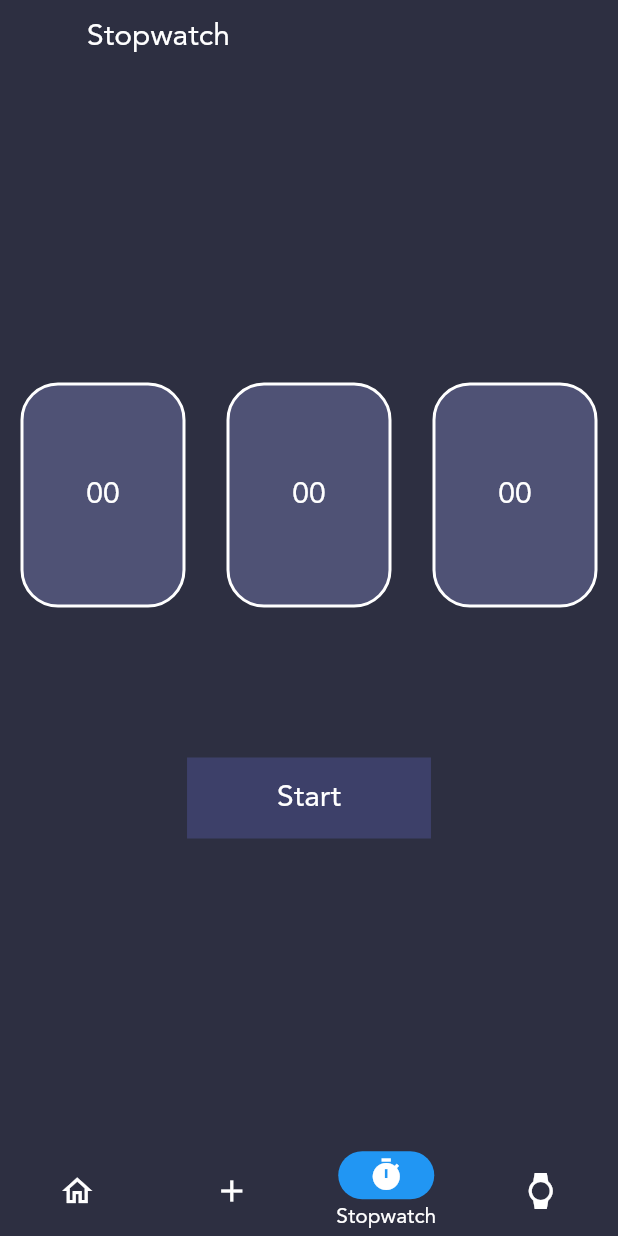
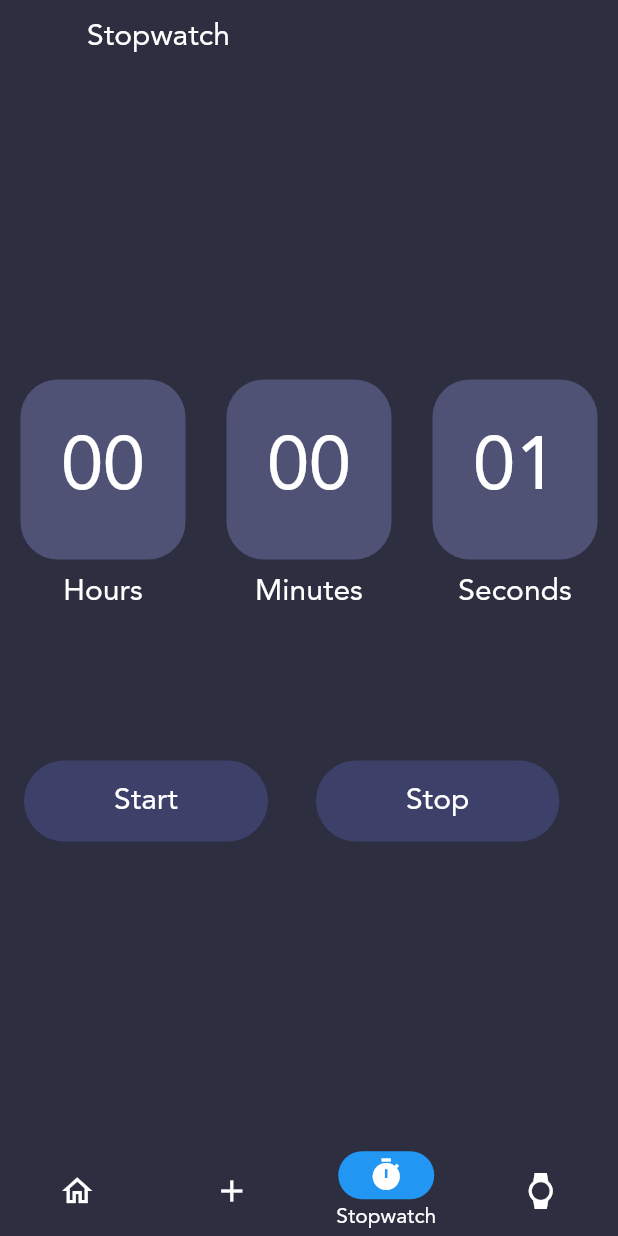
Before and after one commit to Shantonu8/alarm-app, a Flutter app: the screen it shows after launch, item 3 of the bottom bar chosen, after a tap on "Start", on a phone screen of 412 x 824 dp. Run offline on Flutter 3.47's test engine with Material 2 defaults, Android fonts, the light colour scheme and no system bars; our stand-ins replace dotted_border, flash, flutter_local_notifications, sqflite; accounts and stored records are empty; Roboto replaces fonts that are missing (avenir).

Commit message:
Finished Stopwatch screen

```diff
--- a/lib/constants/container_decoration.dart
+++ b/lib/constants/container_decoration.dart
@@ -6,7 +6,7 @@ class CustomBoxDecoration{
     return BoxDecoration(
       color: Color(0xff4f5275),
       borderRadius: BorderRadius.circular(25),
-      border: Border.all(color: Colors.white, width: 2),
+      // border: Border.all(color: Colors.white, width: 2),
     );
 
 }
--- /dev/null
+++ b/lib/constants/custom_container.dart
@@ -0,0 +1,27 @@
+import 'package:flutter/material.dart';
+import 'package:weather_alarm_app/constants/text_style.dart';
+
+import 'container_decoration.dart';
+
+class CustomContainer {
+
+  double height;
+  double width;
+  String time = '00';
+
+  CustomContainer({required this.width, required this.height, required this.time});
+
+
+  Container customContainer(){
+    return  Container(
+      decoration: CustomBoxDecoration.customBoxDecoration(),
+      height: height,
+      width: width,
+      child: Center(
+        child: Text(
+          time, style: CustomTextStyle.customTextStyle(50),
+        ),
+      ),
+    );
+  }
+}
--- a/lib/screens/add_alarm_screen.dart
+++ b/lib/screens/add_alarm_screen.dart
@@ -96,7 +96,7 @@ class _AddAlarmScreenState extends State<AddAlarmScreen> {
   }
 
   Future pickTime(BuildContext context) async {
-    final newTime = await showTimePicker(context: context, initialTime: TimeOfDay.now());
+    final newTime = await showTimePicker(context: context, initialTime: time == null ? TimeOfDay.now() :  time);
 
     if(newTime == null) return;
     setState(() {
--- a/lib/screens/homepage.dart
+++ b/lib/screens/homepage.dart
@@ -1,7 +1,6 @@
 import 'package:flutter/material.dart';
 import 'package:weather_alarm_app/models/clock_view.dart';
 import 'package:weather_alarm_app/constants/custom_app_bar.dart';
-import '../databases/alarm_helper.dart';
 import '../constants/clock_info.dart';
 import '../constants/custom_app_bar.dart';
 var now = DateTime.now();
--- a/lib/screens/stopwatch_screen.dart
+++ b/lib/screens/stopwatch_screen.dart
@@ -1,9 +1,10 @@
 import 'package:flutter/material.dart';
-import 'package:weather_alarm_app/constants/container_decoration.dart';
+
 import 'dart:async';
 
 import 'package:weather_alarm_app/constants/custom_app_bar.dart';
 import 'package:weather_alarm_app/constants/text_style.dart';
+import 'package:weather_alarm_app/constants/custom_container.dart';
 
 
 
@@ -15,52 +16,105 @@ class StopwatchScreen extends StatefulWidget {
 }
 
 class _StopwatchScreenState extends State<StopwatchScreen> {
-  static double height = 150;
+  static double height = 120;
   static double width = 110;
+
+
+  bool flag  = true;
+  late Stream<int>? timerStream;
+  late StreamSubscription <int> timeSubscription;
+  String hour = '00';
+  String minute = '00';
+  String seconds = '00';
+
+  String? previousHour;
+  String? previousMinute;
+  String? previousSeconds;
+
+
+
+  Stream<int> stopWatchStream(){
+    StreamController<int>? streamController;
+    Timer? timer;
+    Duration timeInterval = Duration(seconds: 1);
+    int counter = 0;
+
+    void stopTimer(){
+      if (timer != null){
+        timer?.cancel();
+        timer = null;
+        counter = 0;
+        streamController?.close();
+      }
+    }
+
+
+    void tick(_) {
+      counter++;
+      streamController?.add(counter);
+      if(!flag){
+        stopTimer();
+      }
+    }
+
+    void startTimer(){
+      timer = Timer.periodic(timeInterval, tick);
+    }
+
+    streamController = StreamController<int>(
+      onListen:  startTimer,
+      onCancel: stopTimer,
+      onResume: startTimer,
+      onPause: stopTimer,
+    );
+
+
+    return streamController.stream;
+
+  }
 
 
   @override
   Widget build(BuildContext context) {
+
     return Scaffold(
       appBar: PreferredSize(preferredSize: Size.fromHeight(50),
       child: CustomAppBar('Stopwatch')),
       backgroundColor: Color(0xFF2D2F41),
       body: Center(
         child: Column(
+
           mainAxisAlignment: MainAxisAlignment.center,
           children: [
             Row(
               mainAxisAlignment: MainAxisAlignment.spaceAround,
               children: [
-                Container(
-                  decoration: CustomBoxDecoration.customBoxDecoration(),
-                  height: height,
-                  width: width,
-                  child: Center(
-                    child: Text(
-                      '00', style: CustomTextStyle.customTextStyle(20),
+                Column(
+                  children: [
+                    CustomContainer(width: width, height: height, time: hour).customContainer(),
+                    SizedBox(
+                      height: 10,
                     ),
+                    Text('Hours', style: CustomTextStyle.customTextStyle(20),)
+                  ],
                 ),
+                Column(
+                  children: [
+                    CustomContainer(width: width, height: height, time: minute).customContainer(),
+                    SizedBox(
+                      height: 10,
                     ),
-                Container(
-                  decoration: CustomBoxDecoration.customBoxDecoration(),
-                  height: height,
-                  width: width,
-                  child: Center(
-                    child: Text(
-                      '00', style: CustomTextStyle.customTextStyle(20),
+                    Text('Minutes', style: CustomTextStyle.customTextStyle(20),)
+                  ],
                 ),
+                Column(
+                  children: [
+                    CustomContainer(width: width, height: height, time: seconds).customContainer(),
+                    SizedBox(
+                      height: 10,
                     ),
-                ),
-                Container(
-                  decoration: CustomBoxDecoration.customBoxDecoration(),
-                  height: height,
-                  width: width,
-                  child: Center(
-                    child: Text(
-                      '00', style: CustomTextStyle.customTextStyle(20),
-                    ),
-                  ),
+                    Text('Seconds', style: CustomTextStyle.customTextStyle(20),)
+                  ],
                 ),
 
               ],
@@ -68,18 +122,57 @@ class _StopwatchScreenState extends State<StopwatchScreen> {
             SizedBox(
               height: 100,
             ),
-            MaterialButton(onPressed: (){},
+            Row(
+              children: [
+                MaterialButton(onPressed: () {
+
+                    timerStream = stopWatchStream();
+                    timeSubscription = timerStream!.listen((int newTick) {
+                      setState(() {
+                        hour = '00';
+                        minute = '00';
+                        seconds = '00';
+
+                        hour = ((newTick / (60 * 60)) % 60)
+                            .floor()
+                            .toString()
+                            .padLeft(2, '0');
+                        minute = ((newTick / 60) % 60)
+                            .floor()
+                            .toString()
+                            .padLeft(2, '0');
+                        seconds =
+                            (newTick % 60).floor().toString().padLeft(2, '0');
+                      });
+                    });
+                  }
+
+                ,
                   child: Container(
                     padding: EdgeInsets.fromLTRB(60, 15, 60, 15),
                     child: Text('Start', style: CustomTextStyle.customTextStyle(20),),
                     decoration: BoxDecoration(
-                  // borderRadius: BorderRadius.circular(10),
+                      borderRadius: BorderRadius.circular(30),
                       color: Color(0xff3D4069),
+                      // border: Border.all(color: Colors.white)
                     ),
                   ),
-
-
-
+                ),
+                MaterialButton(onPressed: () {
+                  timeSubscription.cancel();
+                  timerStream = null;
+                },
+                  child: Container(
+                    padding: EdgeInsets.fromLTRB(60, 15, 60, 15),
+                    child: Text('Stop', style: CustomTextStyle.customTextStyle(20),),
+                    decoration: BoxDecoration(
+                      borderRadius: BorderRadius.circular(30),
+                      color: Color(0xff3D4069),
+                      // border: Border.all(color: Colors.white)
+                    ),
+                  ),
+                ),
+              ],
             )
           ],
         ),
```
Also changed, not shown: lib/screens/alarmscreen.dart (+53 -3 lines). Lines whose indentation alone changed are shown as unchanged.
